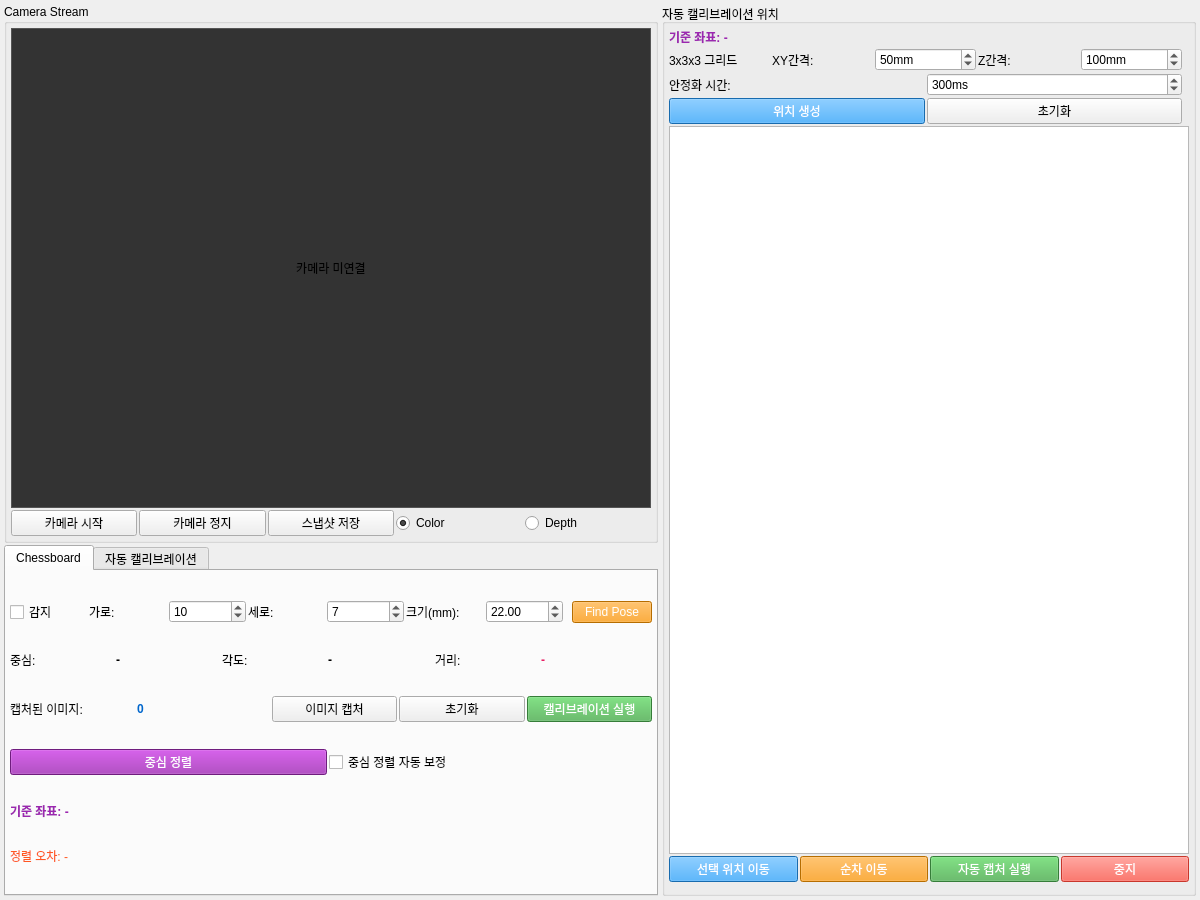
The window that ui/tab_calibration.ui (kuks2309/Charging_Robot_Operation) describes before a commit, drawn with Qt 5.
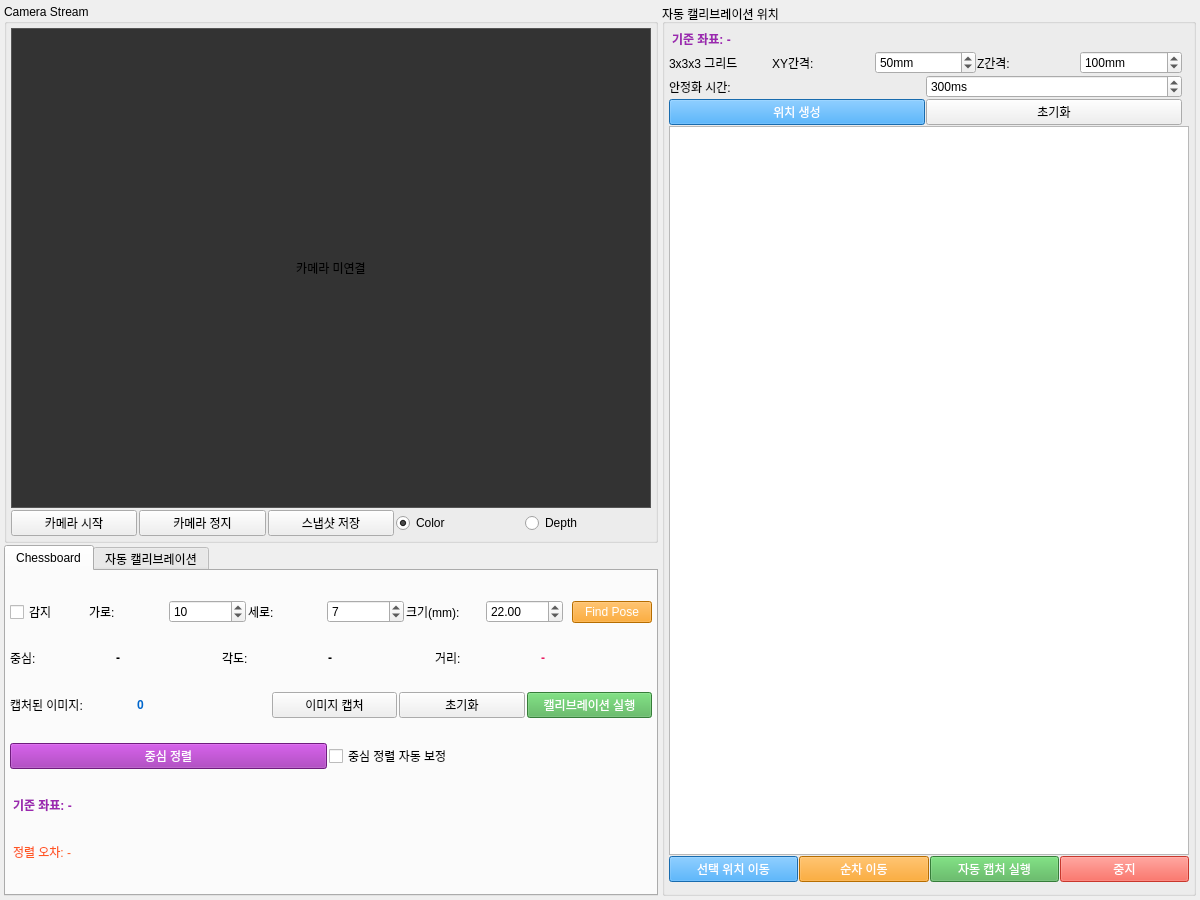
The same window after the commit.

```diff
--- a/ui/tab_calibration.ui
+++ b/ui/tab_calibration.ui
@@ -156,7 +156,7 @@
          </attribute>
          <layout class="QVBoxLayout" name="verticalLayoutChessboardTab">
           <property name="spacing">
-           <number>2</number>
+           <number>0</number>
           </property>
           <property name="leftMargin">
            <number>4</number>
@@ -173,6 +173,9 @@
           <!-- Chessboard Settings -->
           <item>
            <layout class="QHBoxLayout" name="horizontalLayoutChessboardSettings">
+            <property name="spacing">
+             <number>2</number>
+            </property>
             <item>
              <widget class="QCheckBox" name="checkChessboardDetect">
               <property name="text">
@@ -265,6 +268,9 @@
           <!-- Chessboard Pose Result -->
           <item>
            <layout class="QHBoxLayout" name="horizontalLayoutChessboardPose">
+            <property name="spacing">
+             <number>2</number>
+            </property>
             <item>
              <widget class="QLabel" name="labelChessboardCenter">
               <property name="text">
@@ -346,6 +352,9 @@
           <!-- Calibration Image Capture -->
           <item>
            <layout class="QHBoxLayout" name="horizontalLayoutCalibCapture">
+            <property name="spacing">
+             <number>2</number>
+            </property>
             <item>
              <widget class="QLabel" name="labelCapturedImages">
               <property name="text">
@@ -399,6 +408,9 @@
           <!-- Chessboard Robot Align -->
           <item>
            <layout class="QHBoxLayout" name="horizontalLayoutChessboardAlign">
+            <property name="spacing">
+             <number>2</number>
+            </property>
             <item>
              <widget class="QPushButton" name="btnAlignCenter">
               <property name="text">
@@ -438,7 +450,7 @@
              <string>기준 좌표: -</string>
             </property>
             <property name="styleSheet">
-             <string>color: #9C27B0; font-weight: bold;</string>
+             <string>color: #9C27B0; font-weight: bold; padding: 2px 0px;</string>
             </property>
            </widget>
           </item>
@@ -455,7 +467,7 @@
              <string>정렬 오차: -</string>
             </property>
             <property name="styleSheet">
-             <string>color: #FF5722;</string>
+             <string>color: #FF5722; padding: 2px 0px;</string>
             </property>
            </widget>
           </item>
@@ -468,7 +480,7 @@
          </attribute>
          <layout class="QVBoxLayout" name="verticalLayoutAutoCalibTab">
           <property name="spacing">
-           <number>2</number>
+           <number>0</number>
           </property>
           <property name="leftMargin">
            <number>4</number>
@@ -1368,16 +1380,9 @@
             </item>
            </layout>
           </item>
-          <!-- 캘리브레이션 저장/로드 -->
+          <!-- 캘리브레이션 로드 -->
           <item>
            <layout class="QHBoxLayout" name="horizontalLayoutCalibSaveLoad">
-            <item>
-             <widget class="QPushButton" name="btnSaveCalibration">
-              <property name="text">
-               <string>캘리브레이션 저장</string>
-              </property>
-             </widget>
-            </item>
             <item>
              <widget class="QPushButton" name="btnLoadCalibration">
               <property name="text">
@@ -1408,7 +1413,7 @@
      </property>
      <layout class="QVBoxLayout" name="verticalLayoutAutoCalibPositions">
       <property name="spacing">
-       <number>2</number>
+       <number>1</number>
       </property>
       <property name="leftMargin">
        <number>4</number>
@@ -1429,7 +1434,7 @@
          <string>기준 좌표: -</string>
         </property>
         <property name="styleSheet">
-         <string>color: #9C27B0; font-weight: bold;</string>
+         <string>color: #9C27B0; font-weight: bold; padding: 2px 0px;</string>
         </property>
        </widget>
       </item>
```
